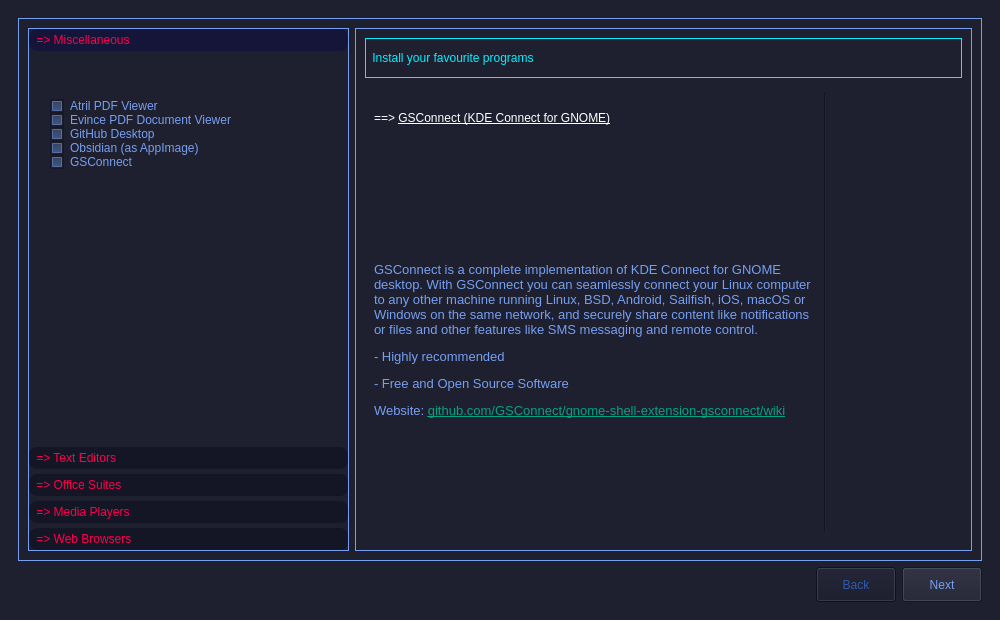
Before: the Qt Designer form src/ui/welcomeScreen.ui in StratOS-Linux/stratOS-maneki-neko, drawn with Qt 5.
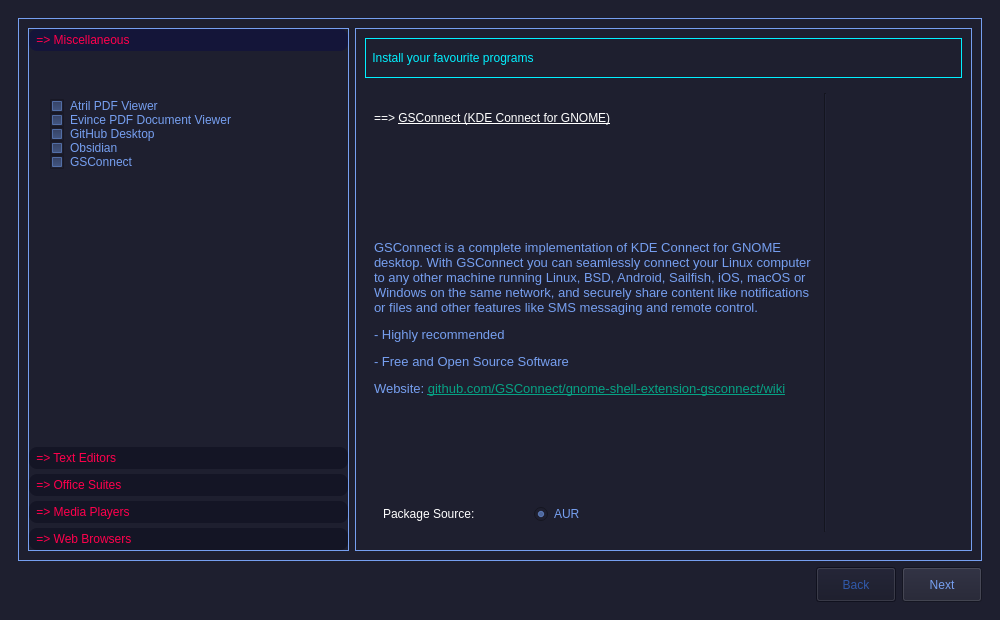
After: the same form once the commit is applied. The open tabs and pages were chosen to show the change. Icons and pictures are not drawn.

```diff
--- a/src/ui/welcomeScreen.ui
+++ b/src/ui/welcomeScreen.ui
@@ -1060,8 +1060,8 @@
                    <rect>
                     <x>0</x>
                     <y>0</y>
-                    <width>116</width>
-                    <height>296</height>
+                    <width>305</width>
+                    <height>370</height>
                    </rect>
                   </property>
                   <attribute name="label">
@@ -1141,7 +1141,7 @@
                         </item>
                         <item>
                          <property name="text">
-                          <string>Obsidian (as AppImage)</string>
+                          <string>Obsidian</string>
                          </property>
                          <property name="checkState">
                           <enum>PartiallyChecked</enum>
@@ -4505,8 +4505,6 @@
 font: bold 11pt &quot;JetBrains Mono&quot;;
 }</string>
                      </property>
-                     <layout class="QVBoxLayout" name="verticalLayout_64">
-                      <item>
                        <layout class="QHBoxLayout" name="horizontalLayout_25">
                         <item>
                          <layout class="QVBoxLayout" name="verticalLayout_62">
@@ -4533,6 +4531,8 @@
                            </widget>
                           </item>
                           <item>
+                         <layout class="QVBoxLayout" name="verticalLayout_34">
+                          <item>
                            <widget class="QLabel" name="BRAVEDesc_11">
                             <property name="text">
                              <string>&lt;html&gt;&lt;head/&gt;&lt;body&gt;&lt;p&gt;&lt;span style=&quot; font-size:10pt;&quot;&gt;GSConnect is a complete implementation of KDE Connect for GNOME desktop. With GSConnect you can seamlessly connect your Linux computer to any other machine running Linux, BSD, Android, Sailfish, iOS, macOS or Windows on the same network, and securely share content like notifications or files and other features like SMS messaging and remote control.&lt;/span&gt;&lt;/p&gt;&lt;p&gt;&lt;span style=&quot; font-size:10pt;&quot;&gt;- Highly recommended&lt;/span&gt;&lt;/p&gt;&lt;p&gt;&lt;span style=&quot; font-size:10pt;&quot;&gt;- Free and Open Source Software &lt;/span&gt;&lt;/p&gt;&lt;p&gt;&lt;span style=&quot; font-size:10pt;&quot;&gt;Website: &lt;/span&gt;&lt;a href=&quot;https://github.com/GSConnect/gnome-shell-extension-gsconnect/wiki&quot;&gt;&lt;span style=&quot; font-size:10pt; text-decoration: underline; color:#06a284;&quot;&gt;github.com/GSConnect/gnome-shell-extension-gsconnect/wiki&lt;/span&gt;&lt;/a&gt;&lt;/p&gt;&lt;/body&gt;&lt;/html&gt;</string>
@@ -4545,6 +4545,61 @@
                             </property>
                            </widget>
                           </item>
+                          <item>
+                           <widget class="QFrame" name="githubDesktopSources_2">
+                            <property name="minimumSize">
+                             <size>
+                              <width>0</width>
+                              <height>35</height>
+                             </size>
+                            </property>
+                            <property name="maximumSize">
+                             <size>
+                              <width>16777215</width>
+                              <height>35</height>
+                             </size>
+                            </property>
+                            <layout class="QHBoxLayout" name="horizontalLayout_44">
+                             <property name="sizeConstraint">
+                              <enum>QLayout::SetMinimumSize</enum>
+                             </property>
+                             <item>
+                              <widget class="QLabel" name="sourceLabel_17">
+                               <property name="minimumSize">
+                                <size>
+                                 <width>145</width>
+                                 <height>0</height>
+                                </size>
+                               </property>
+                               <property name="maximumSize">
+                                <size>
+                                 <width>145</width>
+                                 <height>16777215</height>
+                                </size>
+                               </property>
+                               <property name="styleSheet">
+                                <string notr="true">color: rgb(255, 255, 255);</string>
+                               </property>
+                               <property name="text">
+                                <string>Package Source:</string>
+                               </property>
+                              </widget>
+                             </item>
+                             <item>
+                              <widget class="QRadioButton" name="githubDesktopAURButton_2">
+                               <property name="text">
+                                <string>AUR</string>
+                               </property>
+                               <property name="checked">
+                                <bool>true</bool>
+                               </property>
+                              </widget>
+                             </item>
+                            </layout>
+                           </widget>
+                          </item>
+                         </layout>
+                        </item>
                          </layout>
                         </item>
                         <item>
@@ -4626,8 +4681,6 @@
                            </item>
                           </layout>
                          </widget>
-                        </item>
-                       </layout>
                       </item>
                      </layout>
                     </widget>
```
Left out of the diff: 18 changed lines with no effect on the pictures. Lines whose indentation alone changed are shown as unchanged.
